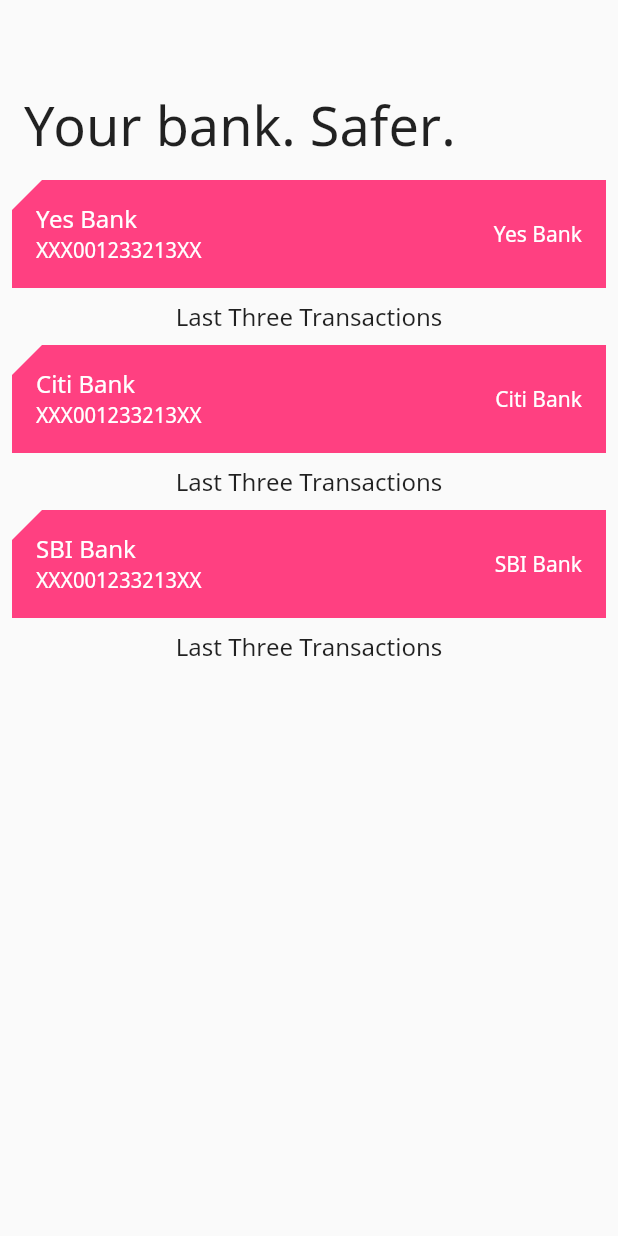
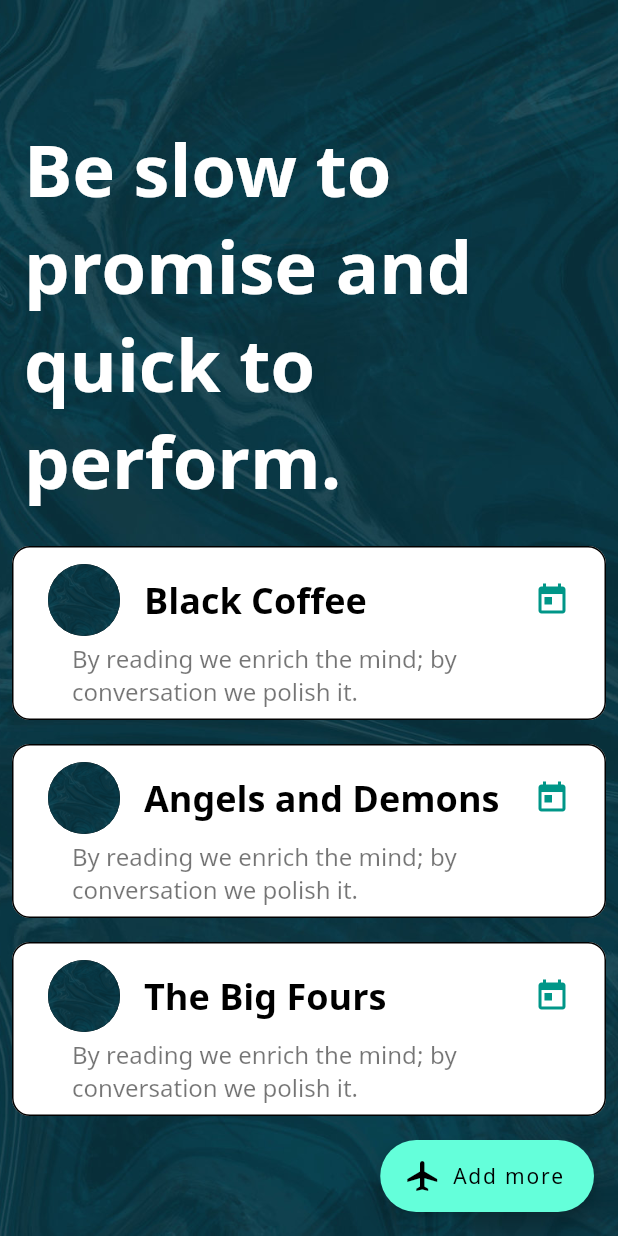
Before and after one commit to DhruvamSharma/UI-With-Flutter, a Flutter app: the screen it shows after launch, on a phone screen of 412 x 824 dp. Run offline on Flutter 3.47's test engine with Material 2 defaults, Android fonts, the phone set to English and light mode, and no system bars.

Commit message:
state 1 completed

```diff
--- a/lib/src/ui/home_screen/main.dart
+++ b/lib/src/ui/home_screen/main.dart
@@ -12,7 +12,14 @@
       theme: ThemeData(
         // This is the theme of your application.
         primarySwatch: Colors.amber,
-          fontFamily: 'NotoSans'),
+        fontFamily: 'NotoSans',
+        brightness: Brightness.dark,
+        primaryTextTheme: TextTheme(
+          title: TextStyle(
+            color: Colors.white
+          )
+        ),
+      ),
       home: MyHomePage(title: 'Fluttery Bank'),
     );
   }
@@ -46,28 +53,62 @@
     // The Flutter framework has been optimized to make rerunning build methods
     // fast, so that you can just rebuild anything that needs updating rather
     // than having to individually change instances of widgets.
-    return Scaffold(
-      appBar: AppBar(
-        backgroundColor: Colors.transparent,
-        // Here we take the value from the MyHomePage object that was created by
-        // the App.build method, and use it to set our appbar title.
-        title: Text(''),
-        elevation: 0,
-      ),
-      body: CustomScrollView(
-        slivers: <Widget>[
-          SliverAppBar(
-            backgroundColor: Colors.transparent,
-            title: Text(
-              'Your bank. Safer.',
+    var children = <Widget> [
+      Padding(
+        padding: const EdgeInsets.all(16.0),
+        child: Text('Be slow to promise and quick to perform.',
           style: TextStyle(
-                fontSize: 36,
-                fontWeight: FontWeight.w100,
+            fontSize: 48,
+            color: Colors.white,
+            fontWeight: FontWeight.bold,
           ),
         ),
       ),
+    ] ;
+    return Scaffold(
+      floatingActionButton: FloatingActionButton.extended(onPressed: () {
+
+      },
+          icon: Icon(Icons.airplanemode_active), label: Text('Add more')),
+      body: Container(
+        decoration: BoxDecoration(
+          image: DecorationImage(image: AssetImage('assets/gray-sage-dark-marble-background.jpg'),
+          fit: BoxFit.cover,
+          ),
+        ),
+        child: CustomScrollView(
+          slivers: <Widget>[
+            SliverPadding(
+                padding: EdgeInsets.all(32),
+            ),
+//            SliverAppBar(
+//              backgroundColor: Colors.transparent,
+//              actions: <Widget>[
+//                Padding(
+//                  padding: const EdgeInsets.all(8.0),
+//                  child: MaterialButton(onPressed: () {
+//
+//                  },
+//                    color: Colors.blue,
+//                    shape: RoundedRectangleBorder(borderRadius: BorderRadius.circular(16)),
+//                    child: Row(
+//                      children: <Widget>[
+//                        Icon(Icons.add, color: Colors.white,),
+//                        Text('Add More'),
+//                      ],
+//                    ),
+//                    elevation: 16,
+//                  ),
+//                ),
+//              ],
+//            ),
+            SliverList(
+              delegate: SliverChildListDelegate(children)
+              ,
+            ),
             BankCardList(),
           ],
+        ),
       ),
       // This trailing comma makes auto-formatting nicer for build methods.
     );
--- a/pubspec.yaml
+++ b/pubspec.yaml
@@ -35,6 +35,8 @@
   # included with your application, so that you can use the icons in
   # the material Icons class.
   uses-material-design: true
+  assets:
+    - assets/gray-sage-dark-marble-background.jpg
   fonts:
     - family: NotoSans
       fonts:
```
Also changed, not shown: lib/src/ui/home_screen/bank_card_list.dart (+44 -21 lines), assets/gray-sage-dark-marble-background.jpg (added). Lines whose indentation alone changed are shown as unchanged.
